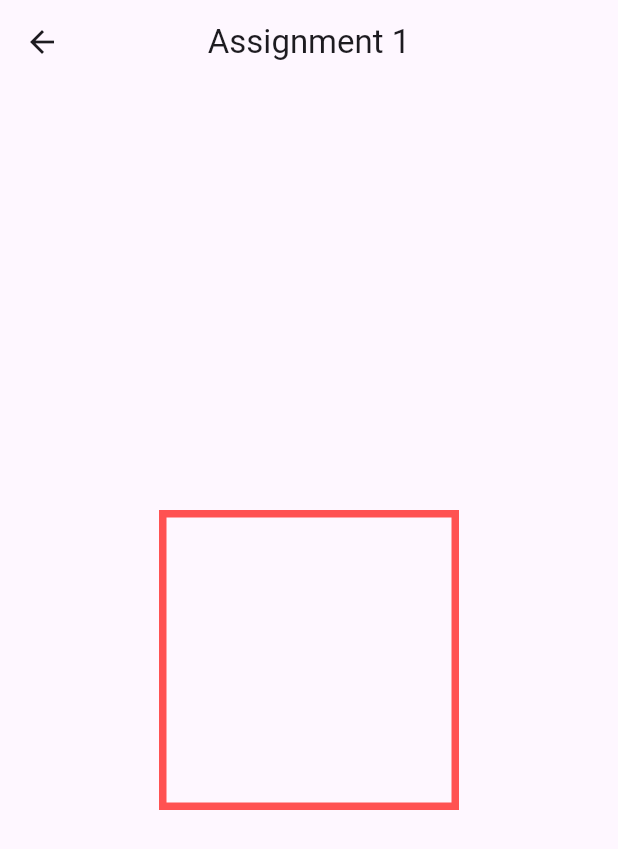
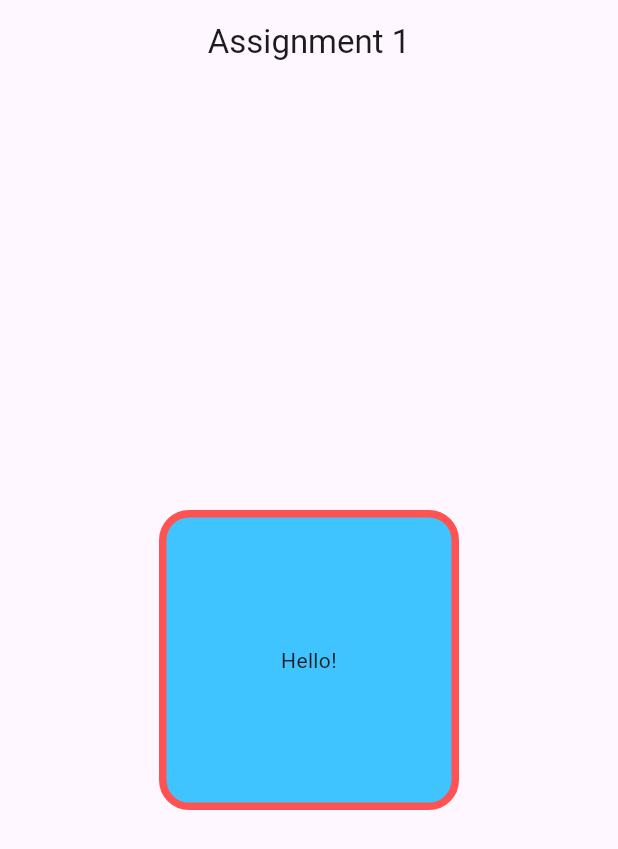
Before and after one commit to C2W-Flutter6/DailyFlash, a Flutter app: the Assignment1 screen opened directly, on a phone screen of 412 x 824 dp. Shown: the top 849 px of the screen. Run offline on Flutter 3.47's test engine with Material 3 defaults, Android fonts, the light colour scheme and no system bars.

Commit message:
Container with text in center

```diff
--- a/dailyflash2/lib/assignment1.dart
+++ b/dailyflash2/lib/assignment1.dart
@@ -27,9 +27,19 @@
           width: 200,
           height: 200,
           decoration: BoxDecoration(
+            color: Colors.lightBlueAccent,
+            borderRadius: const BorderRadius.all(
+              Radius.circular(20),
+            ),
             border: Border.all(
               color: Colors.redAccent,
               width: 5,
+            ),
+          ),
+          child: const Center(
+            child: Text(
+              "Hello!",
+              textAlign: TextAlign.center,
             ),
           ),
         ),
```
Also changed, not shown: dailyflash2/lib/demo.dart (added, +48 -0 lines), dailyflash2/lib/main.dart (+3 -5 lines).
